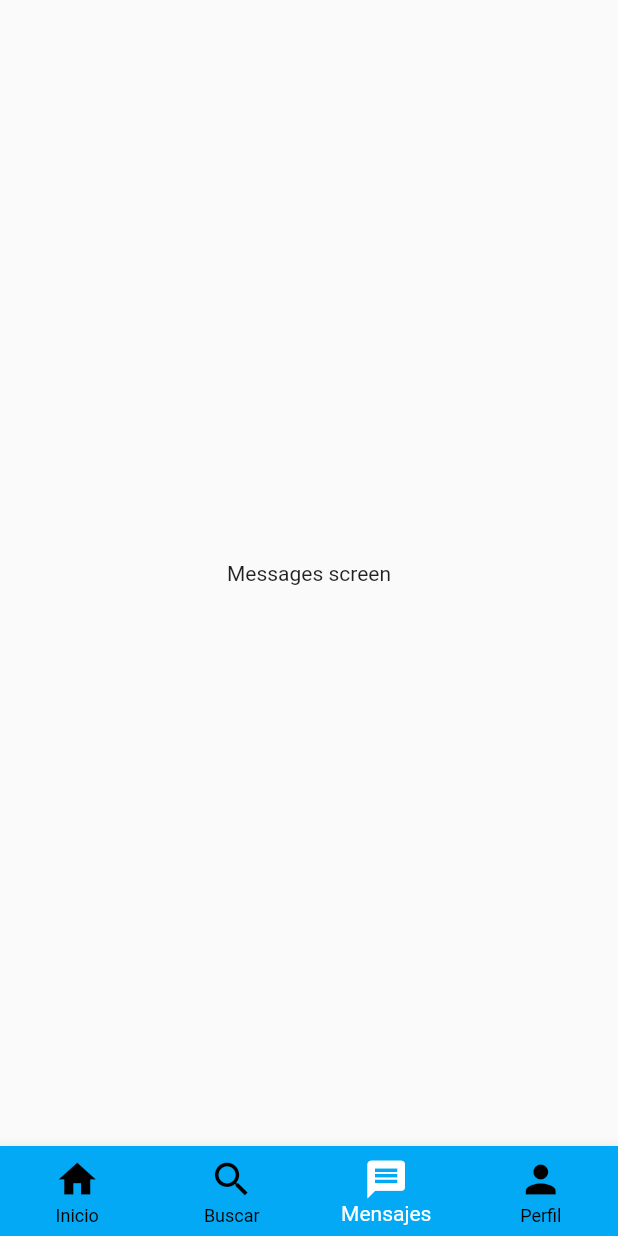
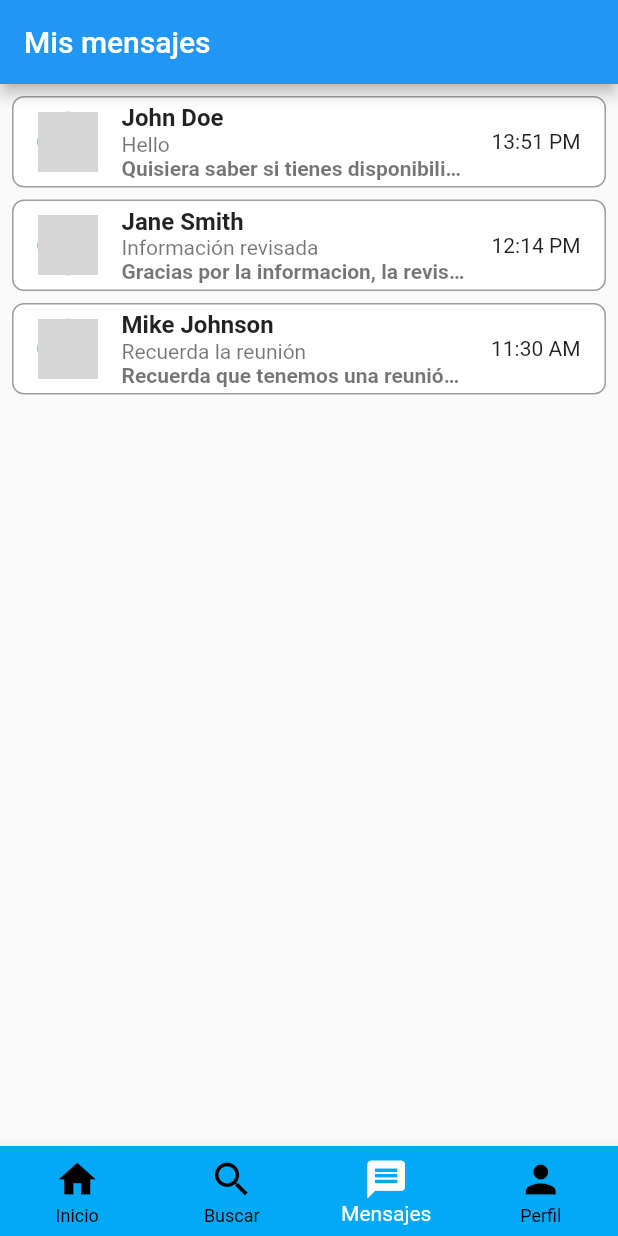
Before and after one commit to Innova-mind/ZenDriver.FlutterApp, a Flutter app: the screen it shows after launch, item 3 of the bottom bar chosen, on a phone screen of 412 x 824 dp. Run offline on Flutter 3.47's test engine with Material 2 defaults, Android fonts, the phone set to English and light mode, and no system bars; network calls fail; grey boxes are pictures that could not be loaded.

Commit message:
feat(messages): Added component de messages_list

```diff
--- /dev/null
+++ b/lib/ui/pages/messages_list.dart
@@ -0,0 +1,108 @@
+import 'package:flutter/material.dart';
+
+import 'messages.dart';
+
+class MessageHeader {
+  final String sender;
+  final String subject;
+  final String lastMessage;
+  final String date;
+  final String avatarUrl;
+
+  MessageHeader({
+    required this.sender,
+    required this.subject,
+    required this.lastMessage,
+    required this.date,
+    required this.avatarUrl,
+  });
+}
+
+class MessageList extends StatelessWidget {
+  final List<MessageHeader> messageHeaders = [
+    MessageHeader(
+      sender: 'John Doe',
+      subject: 'Hello',
+      lastMessage: 'Quisiera saber si tienes disponibilidad para el 15 de mayo',
+      date: '13:51 PM',
+      avatarUrl:
+          'https://www.portalminero.com/wp/wp-content/uploads/subidos/notasprensa/13786_5f6358865e75d.jpg',
+    ),
+    MessageHeader(
+      sender: 'Jane Smith',
+      subject: 'Información revisada',
+      lastMessage: 'Gracias por la informacion, la revisare y te aviso.',
+      date: '12:14 PM',
+      avatarUrl:
+          'https://www.portalminero.com/wp/wp-content/uploads/subidos/notasprensa/13786_5f6358865e75d.jpg',
+    ),
+    MessageHeader(
+      sender: 'Mike Johnson',
+      subject: 'Recuerda la reunión',
+      lastMessage:
+          'Recuerda que tenemos una reunión el 15 de mayo a las 10:00 AM',
+      date: '11:30 AM',
+      avatarUrl:
+          'https://www.portalminero.com/wp/wp-content/uploads/subidos/notasprensa/13786_5f6358865e75d.jpg',
+    ),
+  ];
+
+  @override
+  Widget build(BuildContext context) {
+    return Scaffold(
+      appBar: AppBar(
+        title: const Text('Mis mensajes'),
+      ),
+      body: ListView.builder(
+        itemCount: messageHeaders.length,
+        itemBuilder: (BuildContext context, int index) {
+          final messageHeader = messageHeaders[index];
+          return Container(
+            decoration: const BoxDecoration(
+                border: Border(
+                  bottom: BorderSide(
+                    color: Colors.grey,
+                  ),
+                  top: BorderSide(
+                    color: Colors.grey,
+                  ),
+                  left: BorderSide(color: Colors.grey),
+                  right: BorderSide(color: Colors.grey),
+                ),
+                borderRadius: BorderRadius.all(Radius.circular(8.0)),
+                color: Colors.white),
+            margin: const EdgeInsets.only(top: 8.0, left: 8.0, right: 8.0),
+            child: ListTile(
+              leading: CircleAvatar(
+                backgroundImage: NetworkImage(messageHeader.avatarUrl),
+              ),
+              title: Text(
+                messageHeader.sender,
+                style: const TextStyle(fontWeight: FontWeight.bold),
+              ),
+              subtitle: Column(
+                crossAxisAlignment: CrossAxisAlignment.start,
+                children: [
+                  Text(messageHeader.subject),
+                  Text(messageHeader.lastMessage,
+                      style: const TextStyle(fontWeight: FontWeight.bold),
+                      maxLines: 1,
+                      overflow: TextOverflow.ellipsis),
+                ],
+              ),
+              trailing: Text(messageHeader.date),
+              onTap: () {
+                Navigator.push(
+                  context,
+                  MaterialPageRoute(
+                    builder: (context) => Messages(),
+                  ),
+                );
+              },
+            ),
+          );
+        },
+      ),
+    );
+  }
+}
--- a/lib/ui/shared/routes.dart
+++ b/lib/ui/shared/routes.dart
@@ -1,6 +1,6 @@
 import 'package:flutter/material.dart';
 import 'package:zendriver/ui/pages/home.dart';
-import 'package:zendriver/ui/pages/messages.dart';
+import 'package:zendriver/ui/pages/messages_list.dart';
 import 'package:zendriver/ui/pages/notifications.dart';
 import 'package:zendriver/ui/pages/profile.dart';
 import 'package:zendriver/ui/pages/search_your_driver.dart';
@@ -15,7 +15,7 @@ class Routes extends StatelessWidget {
     List<Widget> routes = [
       const Home(),
       const SearchYourDriver(),
-      const Messages(),
+      MessageList(),
       const Notifications(),
       const Profile(),
     ];
--- a/pubspec.yaml
+++ b/pubspec.yaml
@@ -4,7 +4,7 @@ publish_to: 'none'
 version: 0.1.0
 
 environment:
-  sdk: '>=3.0.1 <4.0.0'
+  sdk: '>=3.0.0 <4.0.0'
 
 dependencies:
   flutter:
```
Also changed, not shown: lib/ui/pages/messages.dart (+103 -6 lines), pubspec.lock.
